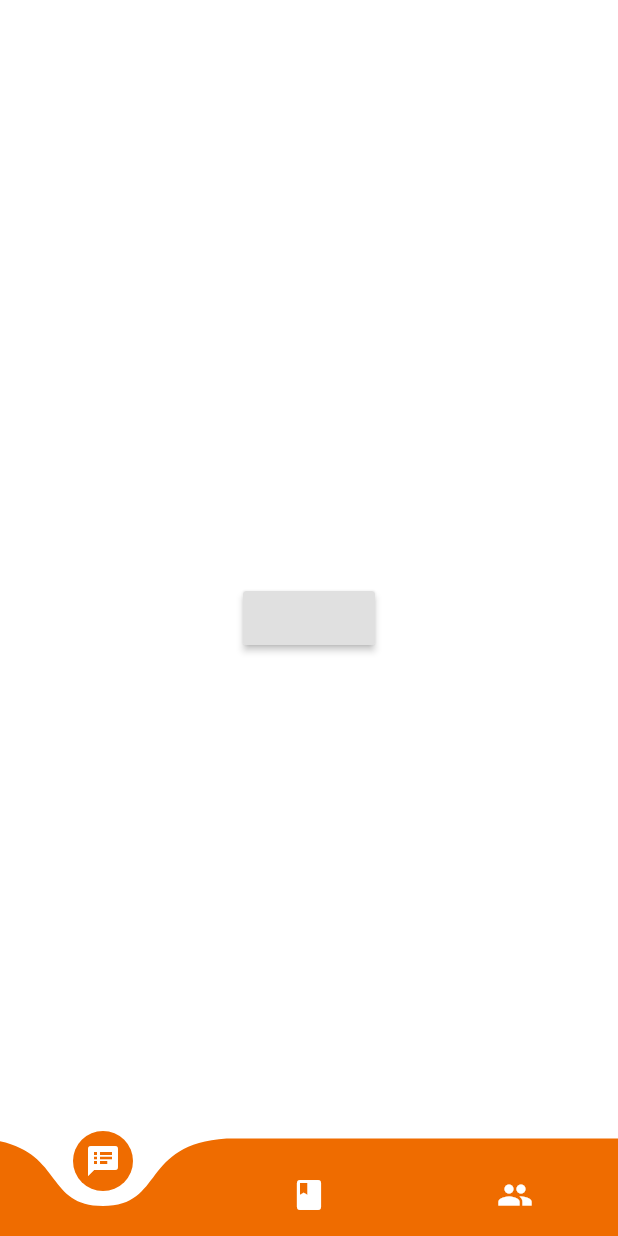
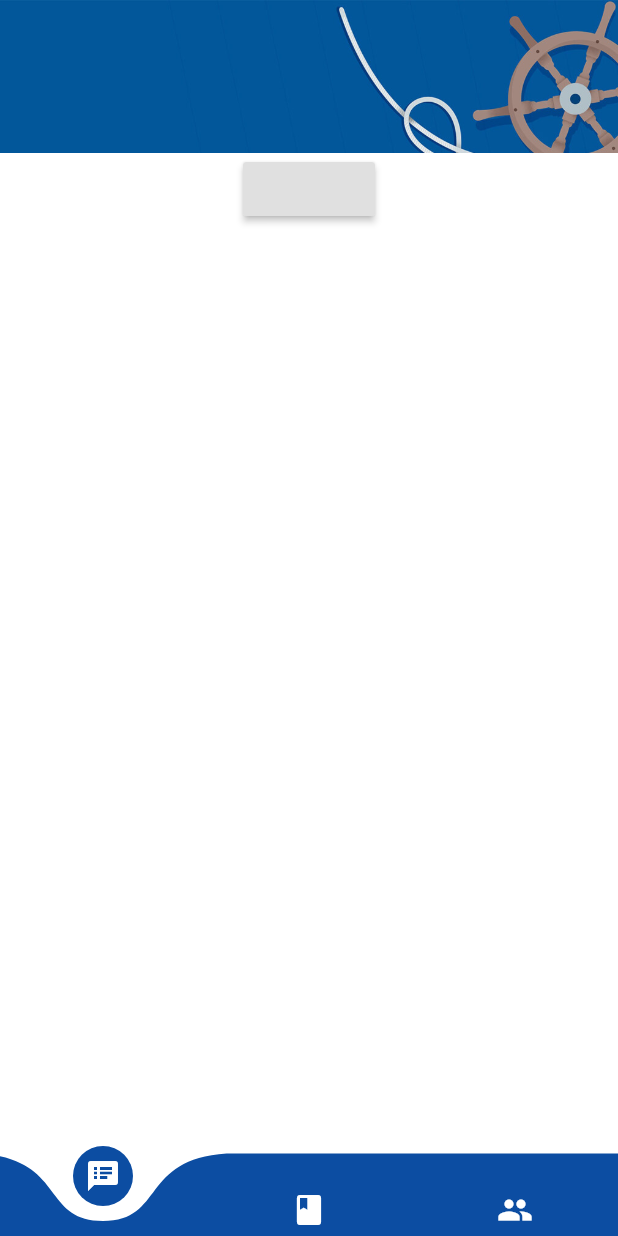
Before and after one commit to top2429/Justclass, a Flutter app: the ClassScreen screen opened directly with sample values from the repository, on a phone screen of 412 x 824 dp. Run offline on Flutter 3.47's test engine with Material 2 defaults, Android fonts, the phone set to English and light mode, and no system bars; our stand-ins replace flutter_spinkit, google_sign_in, shared_preferences; accounts and stored records are empty.

Commit message:
added transition from homeScreen to classScreen for owner

```diff
--- a/lib/main.dart
+++ b/lib/main.dart
@@ -31,11 +31,9 @@ class MyApp extends StatelessWidget {
 //            debugShowCheckedModeBanner: false,
             theme: Themes.forApp,
             home: _buildFirstScreen(auth),
-            initialRoute: ClassScreen.routeName,
             routes: {
               AuthScreen.routeName: (_) => AuthScreen(),
               HomeScreen.routeName: (_) => HomeScreen(),
-              ClassScreen.routeName: (_) => ClassScreen(),
             },
           );
         },
--- a/lib/screens/class_screen.dart
+++ b/lib/screens/class_screen.dart
@@ -16,31 +16,31 @@ class ClassScreen extends StatelessWidget {
 
   ClassScreen({@required this.cls});
 
-  final testCls = Class(
-    cid: '0',
-    title: 'KTPM_1234',
-    publicCode: '010ax31',
-    role: ClassRole.OWNER,
-    theme: 5,
-    studentCount: 12,
-    section: 'Môn: Kiến trúc phần mềm',
-  );
+//  final testCls = Class(
+//    cid: '0',
+//    title: 'KTPM_1234',
+//    publicCode: '010ax31',
+//    role: ClassRole.OWNER,
+//    theme: 5,
+//    studentCount: 12,
+//    section: 'Môn: Kiến trúc phần mềm',
+//  );
 
   @override
   Widget build(BuildContext context) {
-    return ChangeNotifierProvider(
-      create: (_) => testCls,
+    return ChangeNotifierProvider.value(
+      value: cls,
       child: Consumer<Class>(
         builder: (_, cls, child) => Scaffold(
           backgroundColor: Themes.forClass(cls.theme).primaryColor,
-          body: ScaleDrawerWrapper(
+          body: child,
+        ),
+        child: ScaleDrawerWrapper(
           drawerContent: HomeDrawerContent(),
-            scaffold: child,
-          ),
-        ),
-        child: Scaffold(
+          topScaffold: Scaffold(
             backgroundColor: Colors.transparent,
             body: ClassScreenContent(),
+          ),
         ),
       ),
     );
@@ -64,15 +64,13 @@ class _ClassScreenContentState extends State<ClassScreenContent> {
       case 2:
         return MemberScreen();
       default:
-        return NoteScreen();
+        return null;
     }
   }
 
   @override
   Widget build(BuildContext context) {
     final isPortrait = MediaQuery.of(context).orientation == Orientation.portrait;
-    final cls = Provider.of<Class>(context);
-    final color = Themes.forClass(cls.theme).primaryColor;
 
     return Stack(
       children: <Widget>[
@@ -81,18 +79,20 @@ class _ClassScreenContentState extends State<ClassScreenContent> {
           bottom: 0,
           left: 0,
           right: 0,
-          child: CurvedNavigationBar(
-            color: color,
-            height: isPortrait ? 65 : 55,
+          child: Consumer<Class>(
+            builder: (_, cls, __) => CurvedNavigationBar(
+              color: Themes.forClass(cls.theme).primaryColor,
+              height: isPortrait ? 55 : 50,
               backgroundColor: Colors.transparent,
               animationDuration: const Duration(milliseconds: 500),
               index: _index,
-            onTap: (index) => setState(() => this._index = index),
+              onTap: (index) => setState(() => _index = index),
               items: [
-              Icon(Icons.speaker_notes, color: Colors.white),
-              Icon(Icons.class_, color: Colors.white),
-              Icon(Icons.people, color: Colors.white),
+                const Icon(Icons.speaker_notes, color: Colors.white),
+                const Icon(Icons.class_, color: Colors.white),
+                const Icon(Icons.people, color: Colors.white),
               ],
+            ),
           ),
         )
       ],
--- a/lib/screens/note_screen.dart
+++ b/lib/screens/note_screen.dart
@@ -3,19 +3,29 @@ import 'package:flutter/material.dart';
 import 'package:justclass/providers/class.dart';
 import 'package:provider/provider.dart';
 
+import '../themes.dart';
+
 class NoteScreen extends StatelessWidget {
   @override
   Widget build(BuildContext context) {
+    final cls = Provider.of<Class>(context);
     return Scaffold(
       backgroundColor: Colors.white,
       body: Container(
-        child: Center(
-          child: RaisedButton(
-            onPressed: () {
-              final cls = Provider.of<Class>(context, listen: false);
-              cls.changeTheme();
-            },
-          ),
+        child: Column(
+          children: <Widget>[
+            Hero(
+              tag: cls.cid,
+              child: Image.asset(Themes.forClass(cls.theme).imageUrl, fit: BoxFit.cover),
+            ),
+            Center(
+              child: RaisedButton(
+                onPressed: () {
+                  cls.changeTheme();
+                },
+              ),
+            ),
+          ],
         ),
       ),
     );
--- a/lib/screens/teacher_floating_action_button.dart
+++ b/lib/screens/teacher_floating_action_button.dart
@@ -6,7 +6,7 @@ class TeacherFloatingActionButton extends StatefulWidget {
   final double bottomDistance;
   final Color primaryColor;
   final Color secondaryColor;
-  final List<Map<String, dynamic>> actions; // child and onPressed
+  final List<Map<String, dynamic>> actions; // tooltip, child and onPressed
 
   const TeacherFloatingActionButton({
     this.bottomDistance = 0,
@@ -72,6 +72,7 @@ class _TeacherFloatingActionButtonState extends State<TeacherFloatingActionButto
                     message: action['tooltip'], verticalOffset: -60,
                     child: FloatingActionButton(
                       elevation: 2,
+                      heroTag: action['tooltip'],
                       backgroundColor: widget.secondaryColor,
                       onPressed: action['onPressed'],
                       child: action['child'],
@@ -90,6 +91,7 @@ class _TeacherFloatingActionButtonState extends State<TeacherFloatingActionButto
             width: _btnHeight,
             child: FloatingActionButton(
               elevation: 5,
+              heroTag: 'New Component',
               backgroundColor: widget.primaryColor,
               child: AnimatedBuilder(
                 animation: _controller,
--- a/lib/utils/api_call.dart
+++ b/lib/utils/api_call.dart
@@ -93,6 +93,7 @@ class ApiCall {
           studentCount: int.parse(cls['studentCount'] ?? '0'),
         ));
       });
+
       return classList;
     } catch (error) {
       throw error;
--- a/lib/widgets/class_list_view_tile_student.dart
+++ b/lib/widgets/class_list_view_tile_student.dart
@@ -5,7 +5,7 @@ import 'package:provider/provider.dart';
 import '../themes.dart';
 
 class ClassListViewTileStudent extends StatelessWidget {
-  final _radius = BorderRadius.circular(8);
+  static const _radius = BorderRadius.all(Radius.circular(8));
 
   @override
   Widget build(BuildContext context) {
@@ -29,7 +29,7 @@ class ClassListViewTileStudent extends StatelessWidget {
           Positioned.fill(
             child: Material(
               borderRadius: _radius,
-              color: Colors.black12,
+              color: Colors.transparent,
               child: InkWell(
                 splashColor: Colors.black12,
                 borderRadius: _radius,
@@ -66,7 +66,7 @@ class ClassListViewTileStudent extends StatelessWidget {
                       mainAxisAlignment: MainAxisAlignment.spaceBetween,
                       children: <Widget>[
                         PopupMenuButton(
-                          shape: RoundedRectangleBorder(borderRadius: BorderRadius.circular(4)),
+                          shape: const RoundedRectangleBorder(borderRadius: BorderRadius.all(Radius.circular(4))),
                           icon: const Icon(Icons.more_vert, color: Colors.white),
                           offset: const Offset(0, 40),
                           itemBuilder: (_) => [
--- a/lib/widgets/home_drawer_content.dart
+++ b/lib/widgets/home_drawer_content.dart
@@ -4,6 +4,7 @@ import 'package:justclass/screens/auth_screen.dart';
 import 'package:provider/provider.dart';
 
 class HomeDrawerContent extends StatelessWidget {
+
   @override
   Widget build(BuildContext context) {
     return SingleChildScrollView(
--- a/lib/widgets/scale_drawer_wrapper.dart
+++ b/lib/widgets/scale_drawer_wrapper.dart
@@ -2,11 +2,11 @@ import 'package:flutter/material.dart';
 
 class ScaleDrawerWrapper extends StatefulWidget {
   final Widget drawerContent;
-  final Widget scaffold;
+  final Widget topScaffold;
 
-  ScaleDrawerWrapper({
+  const ScaleDrawerWrapper({
     Key key,
-    @required this.scaffold,
+    @required this.topScaffold,
     @required this.drawerContent,
   }) : super(key: key);
 
@@ -19,7 +19,7 @@ class ScaleDrawerWrapperState extends State<ScaleDrawerWrapper> with SingleTicke
   Animation<double> _translateAnim;
   Animation<double> _scaleAnim;
 
-  final _drawerWidth = 275.0;
+  static const _drawerWidth = 275.0;
 
   bool _canBeDragged = true;
 
@@ -109,21 +109,6 @@ class ScaleDrawerWrapperState extends State<ScaleDrawerWrapper> with SingleTicke
             ),
             AnimatedBuilder(
               animation: _controller,
-              child: GestureDetector(
-                onTap: close,
-                child: Container(
-                  decoration: BoxDecoration(
-                    color: Colors.transparent,
-                    boxShadow: [BoxShadow(color: Colors.black38, blurRadius: 15, offset: Offset(3, 3))],
-//                    borderRadius: !_isOffScreen ? BorderRadius.zero : BorderRadius.circular(15),
-                  ),
-//                  child: ClipRRect(
-//                    borderRadius: !_isOffScreen ? BorderRadius.zero : BorderRadius.circular(15),
-//                  child: IgnorePointer(ignoring: !_controller.isDismissed, child: widget.scaffold),
-//                  ),
-                  child: ClipRRect(child: widget.scaffold),
-                ),
-              ),
               builder: (_, child) {
                 return Transform(
                   transform: Matrix4.identity()
@@ -133,6 +118,21 @@ class ScaleDrawerWrapperState extends State<ScaleDrawerWrapper> with SingleTicke
                   child: child,
                 );
               },
+              child: GestureDetector(
+                onTap: close,
+                child: Container(
+                  decoration: const BoxDecoration(
+                    color: Colors.transparent,
+                    boxShadow: [BoxShadow(color: Colors.black38, blurRadius: 15, offset: Offset(3, 3))],
+//                    borderRadius: !_isOffScreen ? BorderRadius.zero : BorderRadius.circular(15),
+                  ),
+//                  child: ClipRRect(
+//                    borderRadius: !_isOffScreen ? BorderRadius.zero : BorderRadius.circular(15),
+//                  child: IgnorePointer(ignoring: !_controller.isDismissed, child: widget.scaffold),
+//                  ),
+                  child: ClipRRect(child: widget.topScaffold),
+                ),
+              ),
             ),
           ],
         ),
```
Also changed, not shown: lib/screens/home_screen.dart (+4 -3 lines), lib/screens/topic_screen.dart (+5 -8 lines), lib/widgets/class_list_view.dart (+5 -5 lines), lib/widgets/class_list_view_tile_collaborator.dart (renamed from lib/widgets/class_list_view_tile_assistant.dart, +4 -4 lines), lib/widgets/class_list_view_tile_owner.dart (+30 -27 lines), lib/widgets/create_class_button.dart (+3 -6 lines), lib/widgets/join_class_button.dart (+9 -15 lines). Lines whose indentation alone changed are shown as unchanged.
